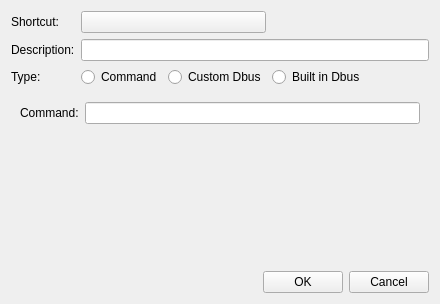
This is services/services-settings/hotkeys/edithotkeywidget.ui in nicholasyoder/forest as Qt 5 draws it before an edit. The edited form follows.
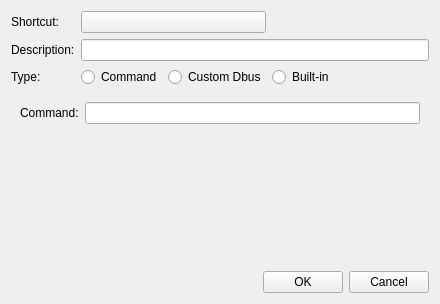
This is the edited form. Icons and pictures are not drawn.

```diff
--- a/services/services-settings/hotkeys/edithotkeywidget.ui
+++ b/services/services-settings/hotkeys/edithotkeywidget.ui
@@ -26,7 +26,7 @@
      <item row="2" column="4">
       <widget class="QRadioButton" name="builtindbusRbt">
        <property name="text">
-        <string>Built in Dbus</string>
+        <string>Built-in</string>
        </property>
       </widget>
      </item>
```
